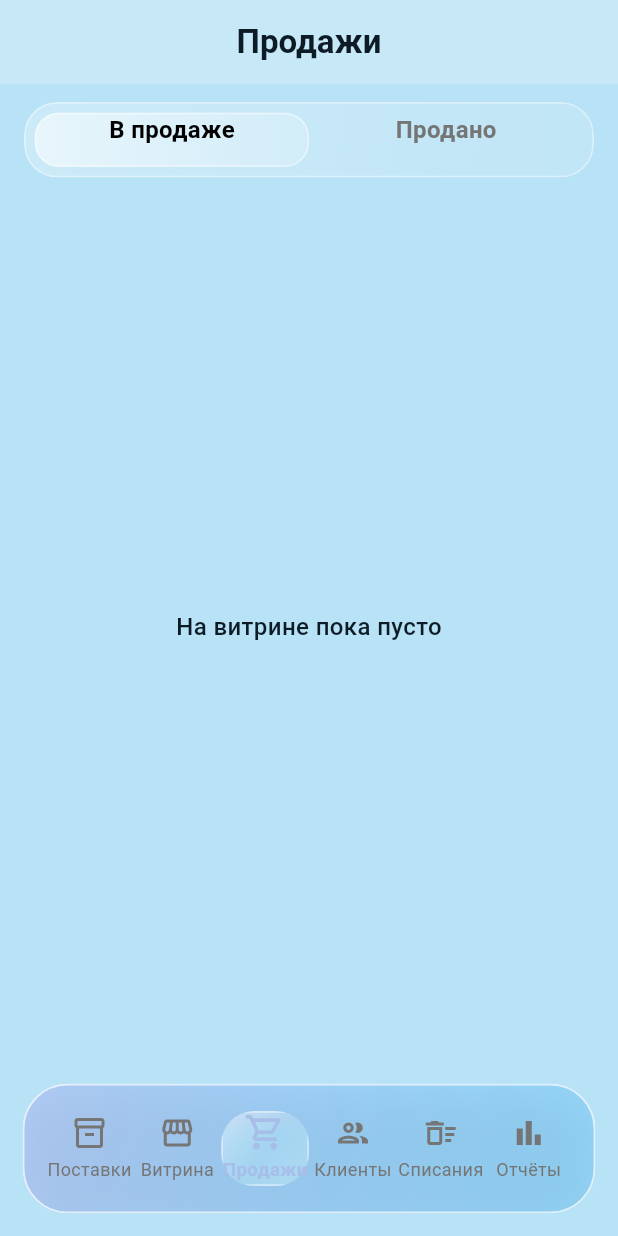
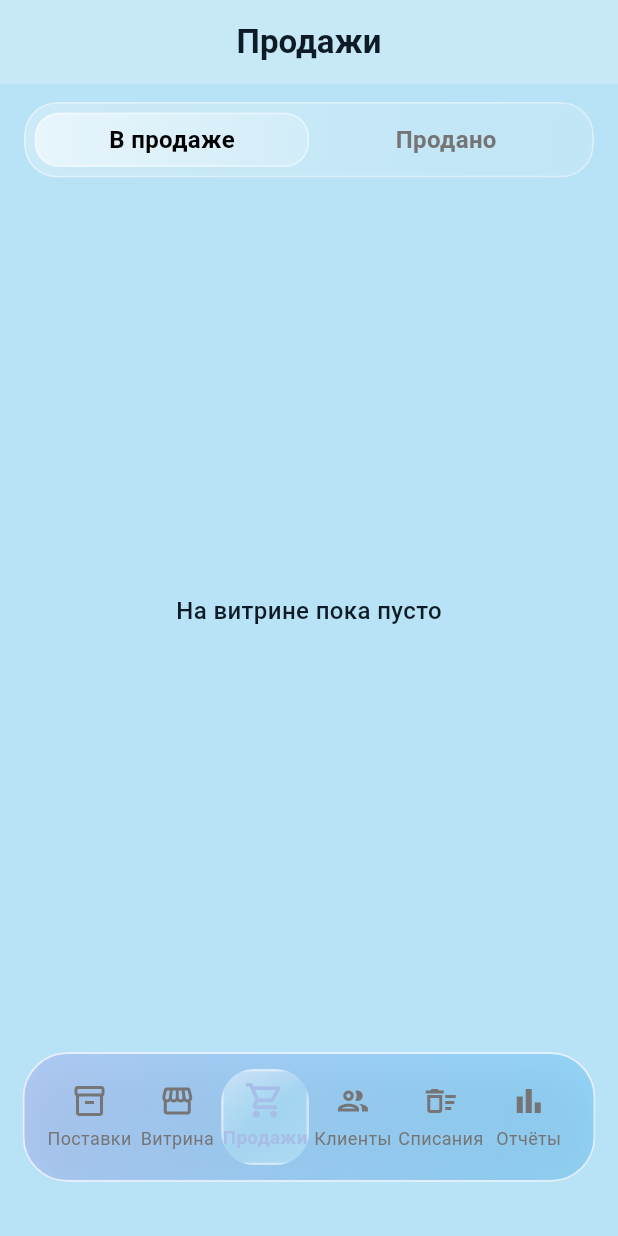
Before and after one commit to hernburg/GLORIO, a Flutter app: the screen it shows after launch, item 3 of the bottom bar chosen, on a phone screen of 412 x 824 dp. Run offline on Flutter 3.47's test engine with Material 3 defaults, Android fonts, the phone set to English and light mode, and no system bars; our stand-ins replace go_router, image_picker.

Commit message:
Обновил фото

```diff
--- a/lib/app/root_shell.dart
+++ b/lib/app/root_shell.dart
@@ -50,7 +50,7 @@ class RootShell extends StatelessWidget {
       body: child,
       bottomNavigationBar: SafeArea(
         child: Padding(
-          padding: const EdgeInsets.all(15),
+          padding: const EdgeInsets.fromLTRB(15, 15, 15, 36),
           child: ClipRRect(
             borderRadius: BorderRadius.circular(30),
             child: BackdropFilter(
@@ -104,7 +104,7 @@ class RootShell extends StatelessWidget {
                                 child: BackdropFilter(
                                   filter: ImageFilter.blur(sigmaX: 16, sigmaY: 16),
         child: Container(
-          height: 50,
+          height: 100,
           decoration: BoxDecoration(
             // более «стеклянная» прозрачность
             gradient:
@@ -121,7 +121,7 @@ class RootShell extends StatelessWidget {
             // светлый стеклянный блик по контуру
              border: Border.all(
               color: Colors.white.withOpacity(0.45),
-              width: 1.2,
+              width: 1.6,
             ),
 
             // мягкая тень для объёма
--- a/lib/features/sales/screens/sales_list_screen.dart
+++ b/lib/features/sales/screens/sales_list_screen.dart
@@ -94,6 +94,8 @@ class _SalesListScreenState extends State<SalesListScreen> {
                           Expanded(
                             child: GestureDetector(
                               onTap: () => setState(() => tabIndex = 0),
+                              child: SizedBox(
+                              height: 36,
                               child: Center(
                                 child: Text(
                                   "В продаже",
@@ -107,10 +109,13 @@ class _SalesListScreenState extends State<SalesListScreen> {
                                 ),
                               ),
                             ),
+                            ),
                           ),
                           Expanded(
                             child: GestureDetector(
                               onTap: () => setState(() => tabIndex = 1),
+                              child: SizedBox(
+                              height: 36,
                               child: Center(
                                 child: Text(
                                   "Продано",
@@ -123,6 +128,7 @@ class _SalesListScreenState extends State<SalesListScreen> {
                                   ),
                                 ),
                               ),
+                            ),
                             ),
                           ),
                         ],
```
Also changed, not shown: lib/core/widgets/app_card.dart (+87 -38 lines). Lines whose indentation alone changed are shown as unchanged.
